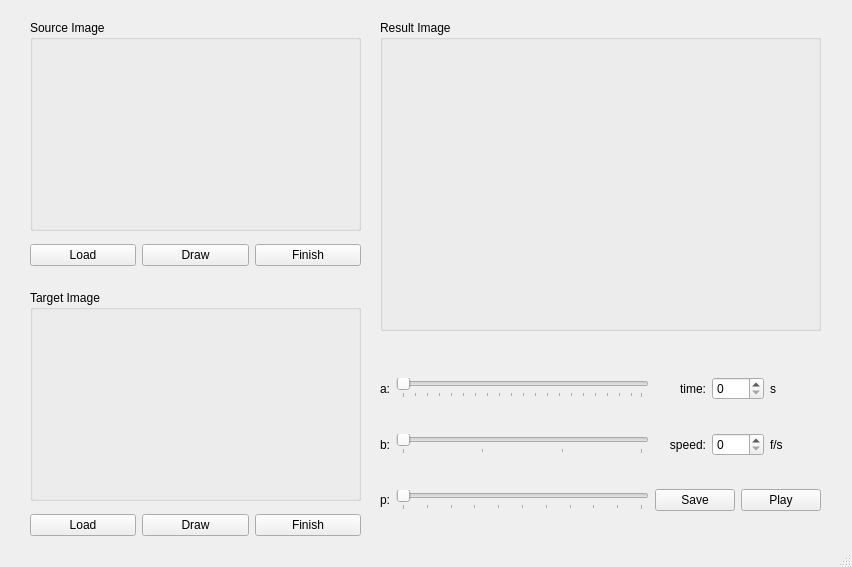
XiaoyueDuan/Morphing, file Morphing/morphingUI.ui: the form before one commit.
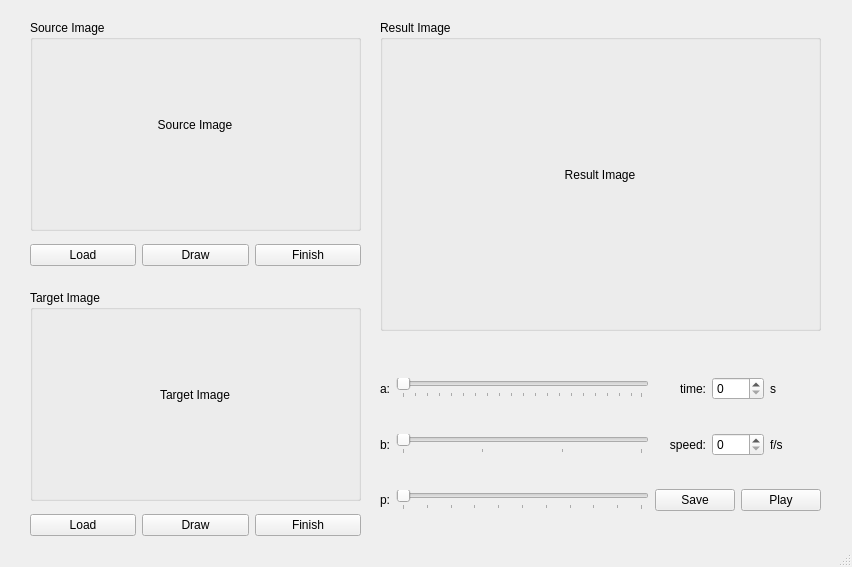
The form after the commit.

Commit message: modify UI, without debugging

The edit to the form file:
```diff
--- a/Morphing/morphingUI.ui
+++ b/Morphing/morphingUI.ui
@@ -10,6 +10,12 @@
     <height>567</height>
    </rect>
   </property>
+  <property name="sizePolicy">
+   <sizepolicy hsizetype="Preferred" vsizetype="Preferred">
+    <horstretch>0</horstretch>
+    <verstretch>0</verstretch>
+   </sizepolicy>
+  </property>
   <property name="windowTitle">
    <string>Morphing Program</string>
   </property>
@@ -32,7 +38,28 @@
        <property name="title">
         <string>Source Image</string>
        </property>
-       <zorder>horizontalLayoutWidget</zorder>
+       <widget class="QLabel" name="sourceImgPos_label">
+        <property name="geometry">
+         <rect>
+          <x>10</x>
+          <y>10</y>
+          <width>310</width>
+          <height>190</height>
+         </rect>
+        </property>
+        <property name="text">
+         <string>Source Image</string>
+        </property>
+        <property name="textFormat">
+         <enum>Qt::AutoText</enum>
+        </property>
+        <property name="scaledContents">
+         <bool>false</bool>
+        </property>
+        <property name="alignment">
+         <set>Qt::AlignCenter</set>
+        </property>
+       </widget>
       </widget>
      </item>
     </layout>
@@ -121,6 +148,28 @@
        <property name="title">
         <string>Target Image</string>
        </property>
+       <widget class="QLabel" name="targetImgPos_label">
+        <property name="geometry">
+         <rect>
+          <x>10</x>
+          <y>10</y>
+          <width>310</width>
+          <height>190</height>
+         </rect>
+        </property>
+        <property name="text">
+         <string>Target Image</string>
+        </property>
+        <property name="textFormat">
+         <enum>Qt::AutoText</enum>
+        </property>
+        <property name="scaledContents">
+         <bool>false</bool>
+        </property>
+        <property name="alignment">
+         <set>Qt::AlignCenter</set>
+        </property>
+       </widget>
       </widget>
      </item>
     </layout>
@@ -140,6 +189,22 @@
        <property name="title">
         <string>Result Image</string>
        </property>
+       <widget class="QLabel" name="resultImgPos_label">
+        <property name="geometry">
+         <rect>
+          <x>10</x>
+          <y>10</y>
+          <width>420</width>
+          <height>290</height>
+         </rect>
+        </property>
+        <property name="text">
+         <string>Result Image</string>
+        </property>
+        <property name="alignment">
+         <set>Qt::AlignCenter</set>
+        </property>
+       </widget>
       </widget>
      </item>
     </layout>
```
Left out of the diff: 70 changed lines with no effect on the pictures. The commit also changes 6 other files.
